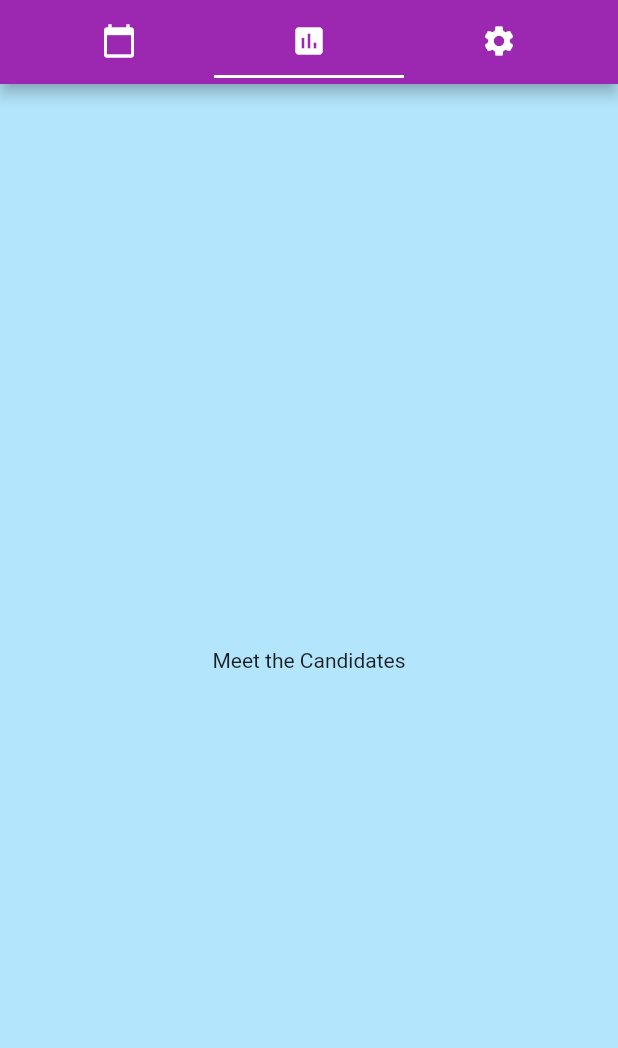
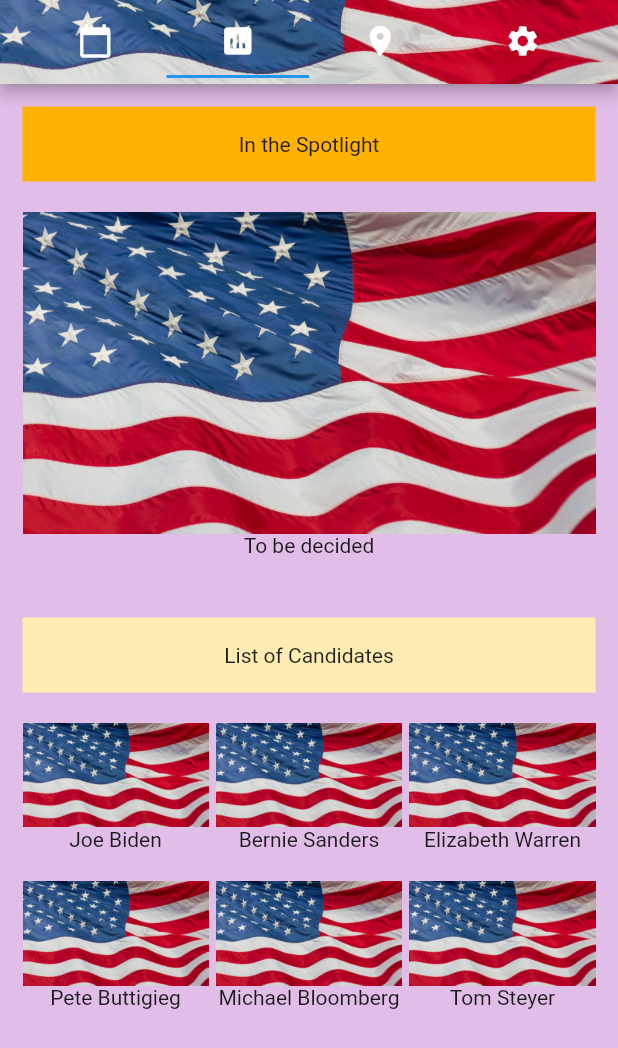
Before and after one commit to jxin31415/Electoral_College, a Flutter app: the screen it shows after launch, tab 2 chosen, on a phone screen of 412 x 824 dp. Shown: the top 1048 px of the screen. Run offline on Flutter 3.47's test engine with Material 2 defaults, Android fonts, the phone set to English and light mode, and no system bars.

Commit message:
Start on Candidates

```diff
--- a/lib/main.dart
+++ b/lib/main.dart
@@ -8,20 +8,25 @@ class MyApp extends StatelessWidget {
     return MaterialApp(
       title: 'Electoral College',
       theme: ThemeData(
-        primarySwatch: Colors.purple,
       ),
       home: DefaultTabController(
-        length: 3,
+        length: 4,
         child: Scaffold(
-          backgroundColor: Colors.lightBlue[100],
+          backgroundColor: Colors.purple[100],
           appBar: AppBar(
             title: TabBar(
               tabs: [
                 Tab(icon: Icon(Icons.calendar_today)),
                 Tab(icon: Icon(Icons.poll)),
+                Tab(icon: Icon(Icons.location_on)),
                 Tab(icon: Icon(Icons.settings)),
               ],
             ),
+            flexibleSpace: Image(
+              image: AssetImage('assets/background.png'),
+               fit: BoxFit.cover,
+            ),
+            backgroundColor: Colors.transparent,
           ),
           body: TabBarView(
             children: [
@@ -29,7 +34,10 @@ class MyApp extends StatelessWidget {
                 child: Text("Upcoming Events")
               ),
               Center(
-                child: Text("Meet the Candidates")
+                child: loadCandidates()
+              ),
+              Center(
+                child: Text("Where can I vote?")
               ),
               Center(
                 child: Text("Settings and Location")
@@ -40,4 +48,87 @@ class MyApp extends StatelessWidget {
       ),
     );
   }
+
+  Widget loadCandidates() {
+    return ListView(
+      padding: const EdgeInsets.all(15),
+      children: <Widget>[
+        Container(
+          height: 50,
+          color: Colors.amber[600],
+          child: const Center(child: Text('In the Spotlight')),
+        ),
+        Container(
+          height:20,
+        ),
+        generateCandidate('assets/spotlight.png', "To be decided"),
+        Container(
+          height:40,
+        ),
+        Container(
+          height: 50,
+          color: Colors.amber[100],
+          child: const Center(child: Text('List of Candidates')),
+        ),
+        Container(
+          height:20,
+        ),
+        Row(
+          children: <Widget>[
+            Expanded(
+              child: generateCandidate('assets/biden.png', "Joe Biden"),
+            ),
+            Container(
+              width: 5,
+            ),
+            Expanded(
+              child: generateCandidate('assets/sanders.png', "Bernie Sanders"),
+            ),
+            Container(
+              width: 5,
+            ),
+            Expanded(
+              child: generateCandidate('assets/warren.png', "Elizabeth Warren"),
+            ),
+          ],
+        ),
+        Container(
+          height:20,
+        ),
+        Row(
+          children: <Widget>[
+            Expanded(
+              child: generateCandidate('assets/buttigieg.png', "Pete Buttigieg"),
+            ),
+            Container(
+              width: 5,
+            ),
+            Expanded(
+              child: generateCandidate('assets/bloomberg.png', "Michael Bloomberg"),
+            ),
+            Container(
+              width: 5,
+            ),
+            Expanded(
+                child: generateCandidate('assets/steyer.png', "Tom Steyer"),
+            ),
+          ],
+        ),
+      ],
+    );
+  }
+
+  Widget generateCandidate(String image, String candidate){
+    return Column(
+      children: <Widget>[
+        FittedBox(
+          fit: BoxFit.contain, // otherwise the logo will be tiny
+          child: Image(
+            image: AssetImage(image)
+          ),
+        ),
+        Text(candidate),
+      ],
+    );
+  }
 }
```
Also changed, not shown: pubspec.yaml (+10 -5 lines), assets/background.png (added), assets/biden.png (added), assets/bloomberg.png (added), assets/buttigieg.png (added), assets/sanders.png (added), assets/spotlight.png (added), assets/steyer.png (added), assets/warren.png (added).
